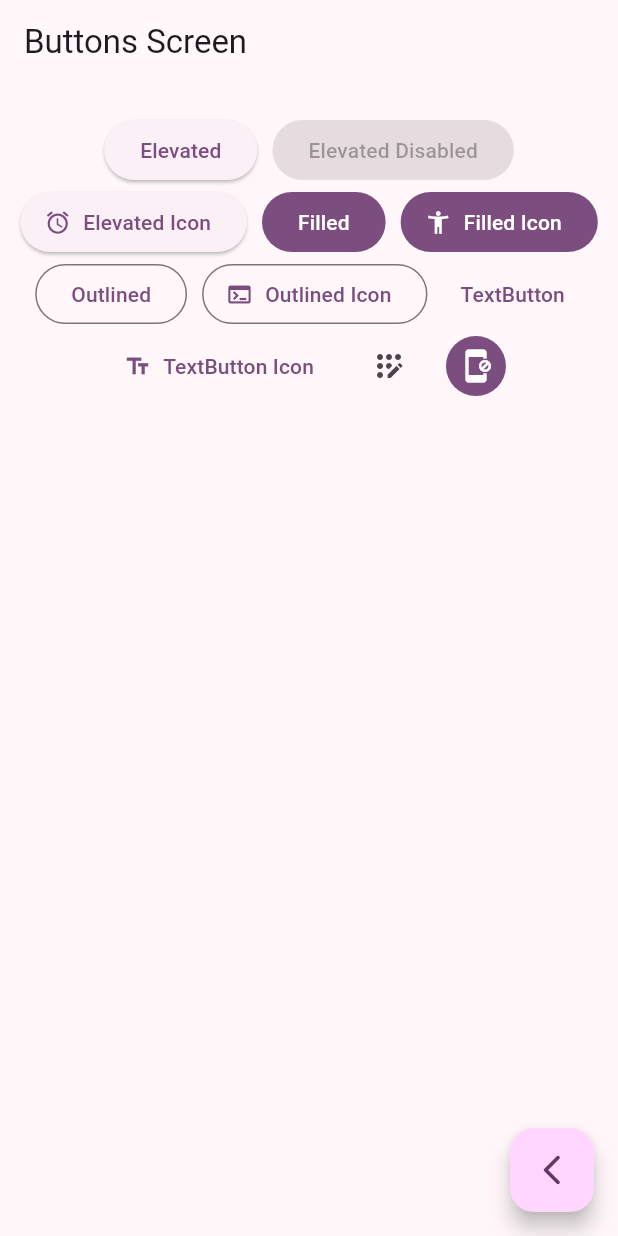
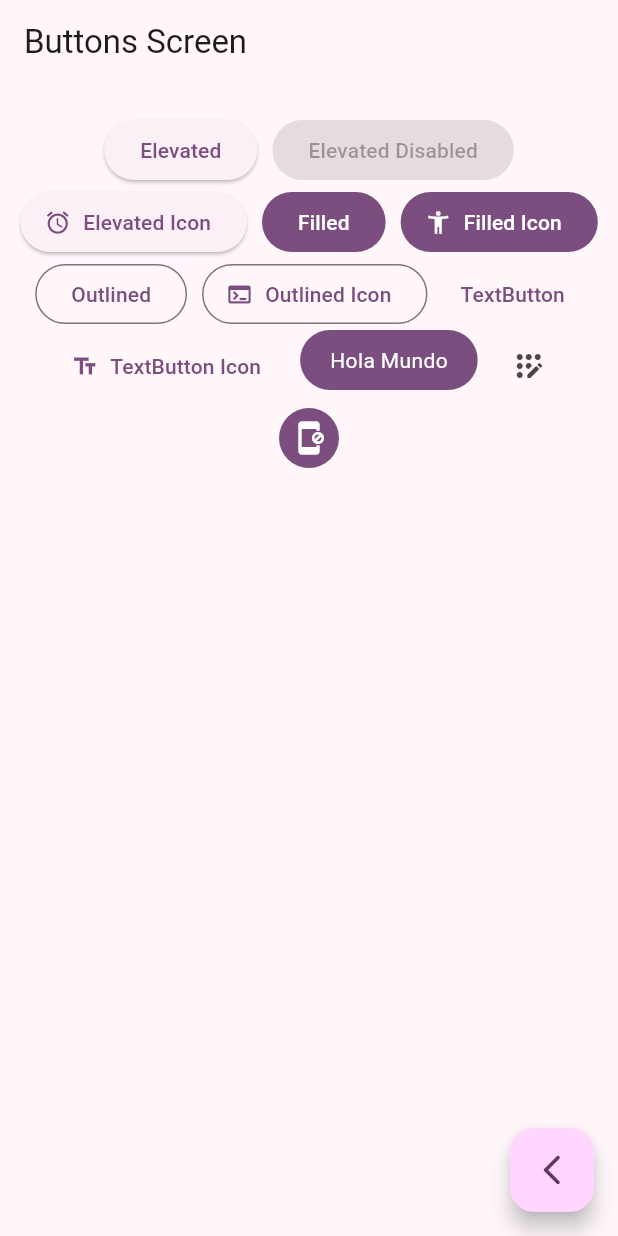
Before and after one commit to AgnosticSix/widgets_app, a Flutter app: the ButtonsScreen screen opened by its route, on a phone screen of 412 x 824 dp. Run offline on Flutter 3.47's test engine with Material 2 defaults, Android fonts, the phone set to English and light mode, and no system bars; our stand-ins replace go_router.

Commit message:
buttons_screen finished

```diff
--- a/lib/presentation/screens/buttons/buttons_screen.dart
+++ b/lib/presentation/screens/buttons/buttons_screen.dart
@@ -58,9 +58,7 @@ class _ButtonsView extends StatelessWidget {
                 onPressed: () {},
                 icon: const Icon(Icons.text_fields),
                 label: const Text('TextButton Icon')),
-
-            //TODO Custom button
-
+            const CustomButton(),
             IconButton(
                 onPressed: () {},
                 icon: const Icon(Icons.app_registration_rounded)),
@@ -68,9 +66,8 @@ class _ButtonsView extends StatelessWidget {
               onPressed: () {},
               icon: const Icon(Icons.app_blocking_rounded),
               style: ButtonStyle(
-                backgroundColor: MaterialStatePropertyAll(colors.primary),
-                iconColor: MaterialStatePropertyAll(Colors.white)
-              ),
+                  backgroundColor: MaterialStatePropertyAll(colors.primary),
+                  iconColor: const MaterialStatePropertyAll(Colors.white)),
             )
           ],
         ),
@@ -78,3 +75,28 @@ class _ButtonsView extends StatelessWidget {
     );
   }
 }
+
+class CustomButton extends StatelessWidget {
+  const CustomButton({super.key});
+
+  @override
+  Widget build(BuildContext context) {
+    final colors = Theme.of(context).colorScheme;
+    return ClipRRect(
+      borderRadius: BorderRadius.circular(20),
+      child: Material(
+        color: colors.primary,
+        child: InkWell(
+          onTap: () {},
+          child: const Padding(
+            padding: EdgeInsets.symmetric(horizontal: 20, vertical: 10),
+            child: Text(
+              'Hola Mundo',
+              style: TextStyle(color: Colors.white),
+            ),
+          ),
+        ),
+      ),
+    );
+  }
+}
```
